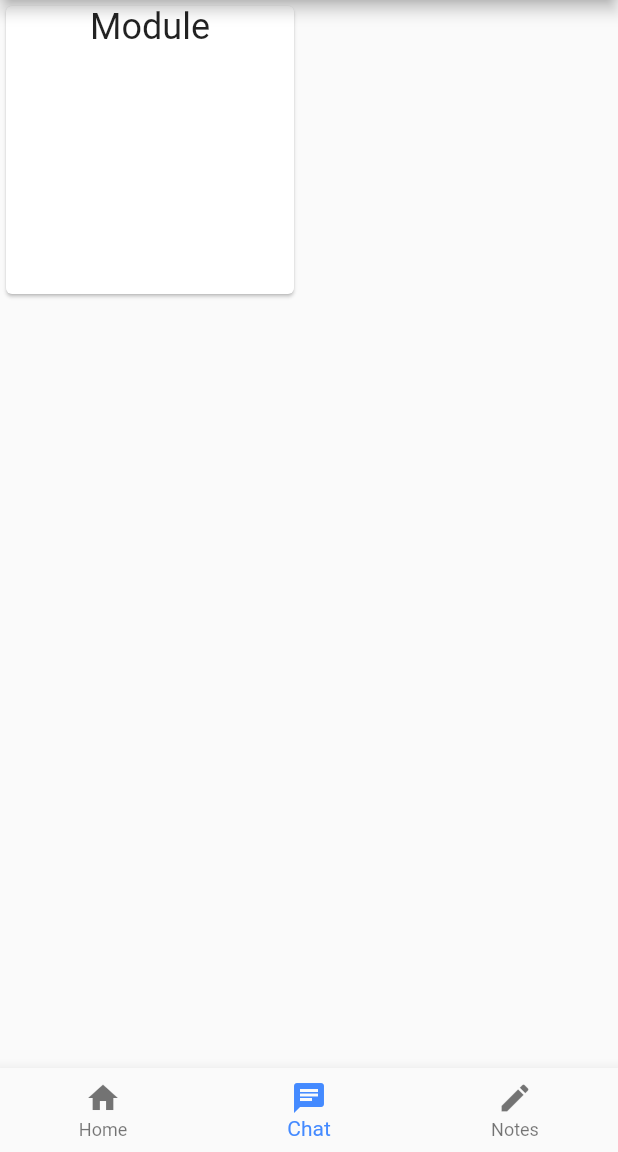
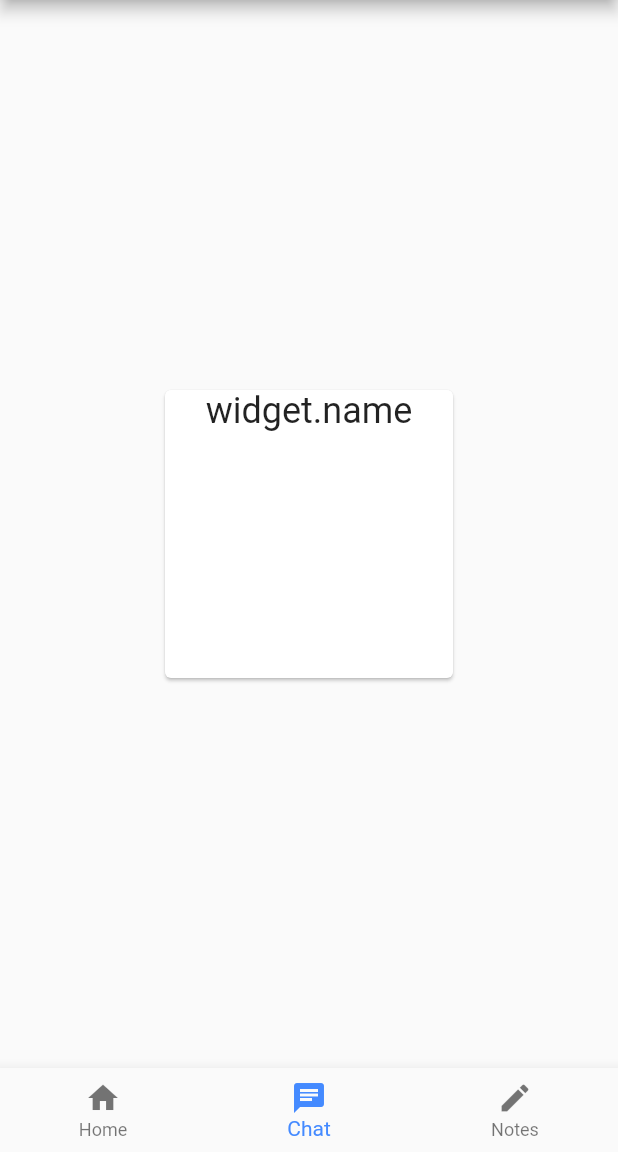
Before and after one commit to KTruong88/phone-assist, a Flutter app: the screen it shows after launch, on a phone screen of 412 x 824 dp, the part 84-1236 px from its top. Run offline on Flutter 3.47's test engine with Material 2 defaults, Android fonts, the phone set to English and light mode, and no system bars.

Commit message:
added modulefactory, debugging instantiation with parameter

```diff
--- /dev/null
+++ b/lib/factories/module_factory.dart
@@ -0,0 +1,37 @@
+import 'package:flutter/material.dart';
+
+class ModuleFactory extends StatefulWidget {
+  final String name;
+  const ModuleFactory({
+    Key key,
+    this.name
+  }) : super(key: key);
+
+  @override
+  _ModuleFactory createState() => _ModuleFactory();
+}
+
+class _ModuleFactory extends State<ModuleFactory> {
+  bool _active = true;
+
+  void _handleTap() {
+    setState(() {
+      _active = !_active;
+    });
+  }
+
+  @override
+  Widget build(BuildContext context) {
+    return GestureDetector(
+        onTap: _handleTap,
+        child: SizedBox(
+            width: 200.0,
+            height: 200.0,
+            child: Card(
+              color: (_active ? Colors.white : Colors.white70),
+              child: Text('widget.name',
+                  textAlign: TextAlign.center,
+                  style: TextStyle(fontSize: 24.0)),
+            )));
+  }
+}
--- a/lib/main.dart
+++ b/lib/main.dart
@@ -1,6 +1,6 @@
 import 'package:flutter/material.dart';
 
-import './widgets/module.dart';
+import './factories/module_factory.dart';
 import './widgets/bottom_navbar.dart';
 
 void main() => runApp(MyApp());
@@ -13,7 +13,9 @@ class MyApp extends StatelessWidget {
           appBar: AppBar(
             title: Text('Phone Assist'),
           ),
-          body: Module(),
+          body: Center(
+            child: new ModuleFactory(),
+          ),
           bottomNavigationBar: BottomNavbar()),
     );
   }
--- a/lib/widgets/module.dart
+++ /dev/null
@@ -1,36 +0,0 @@
-import 'package:flutter/material.dart';
-
-class Module extends StatefulWidget {
-  @override
-  State<StatefulWidget> createState() {
-    return _Module();
-  }
-}
-
-class _Module extends State<Module> {
-  bool _active = true;
-
-  void _handleTap() {
-    setState(() {
-      _active = !_active;
-    });
-  }
-
-  Widget build(BuildContext context) {
-    return Column(
-      children: <Widget>[
-        GestureDetector(
-            onTap: _handleTap,
-            child: SizedBox(
-                width: 200.0,
-                height: 200.0,
-                child: Card(
-                  color: (_active ? Colors.white : Colors.white70),
-                  child: Text('Module',
-                      textAlign: TextAlign.center,
-                      style: TextStyle(fontSize: 24.0)),
-                ))),
-      ],
-    );
-  }
-}
```
